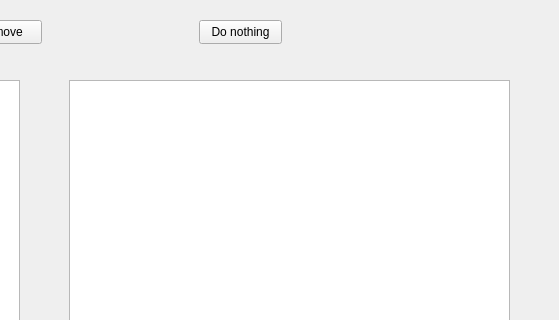
The window that playground/MannschaftsGenerator/.GUI/GUI_Number_1.ui (VaderLader/NikNDad) describes before a commit, drawn with Qt 5; both pictures show x 441 to 1000 and y 0 to 320 of the 1000 by 800 pixel window.
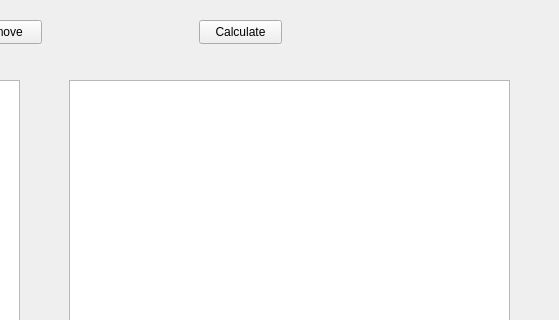
The same window after the commit.

The edit to the form file:
```diff
--- a/playground/MannschaftsGenerator/.GUI/GUI_Number_1.ui
+++ b/playground/MannschaftsGenerator/.GUI/GUI_Number_1.ui
@@ -53,7 +53,7 @@
      </rect>
     </property>
     <property name="text">
-     <string>Do nothing</string>
+     <string>Calculate</string>
     </property>
    </widget>
    <widget class="QPushButton" name="pushButton_2">
```
Left out of the diff: 9 changed lines with no effect on the pictures.
